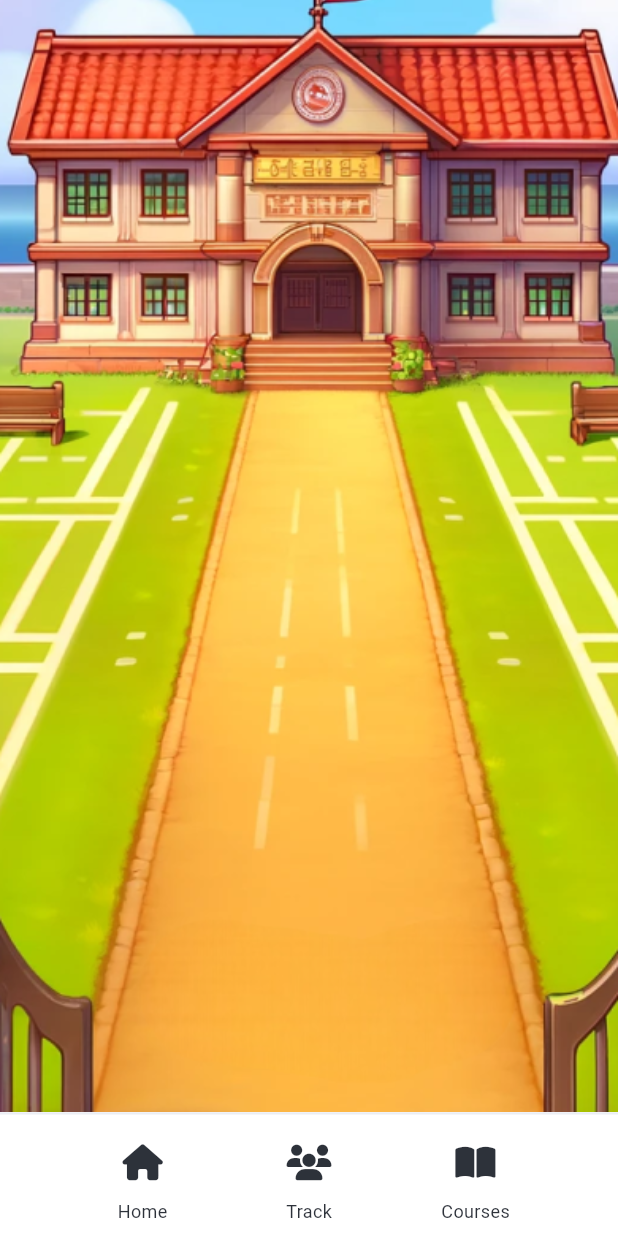
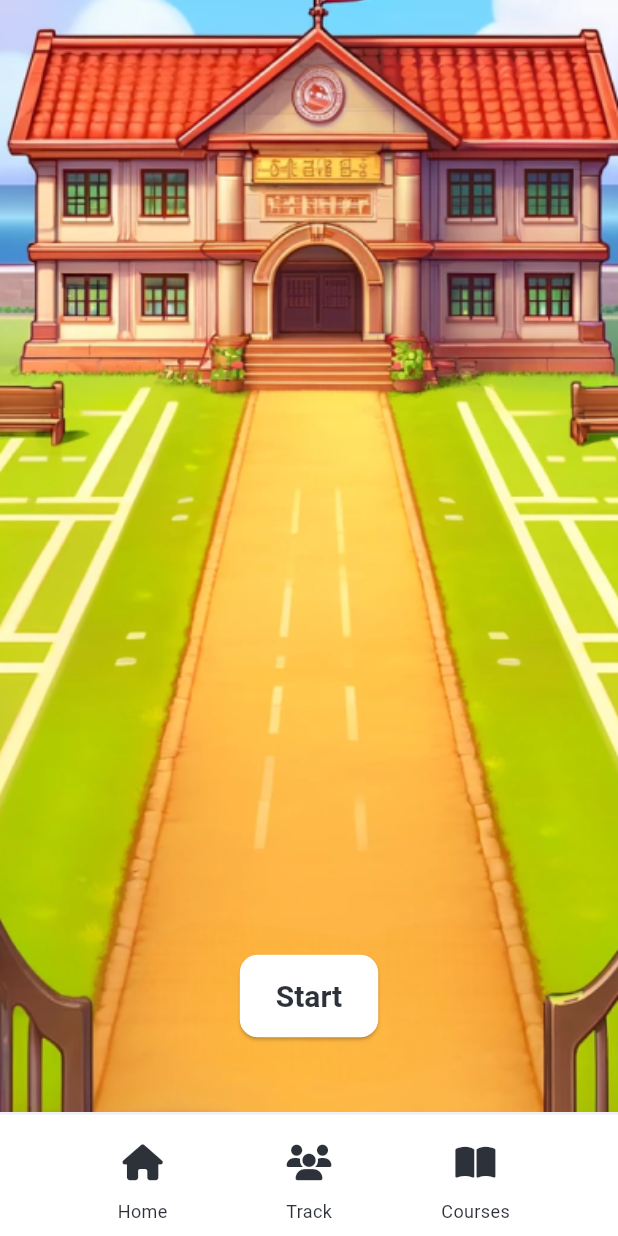
Before and after one commit to SiegfredLorelle/edugaite, a Flutter app: the TrackPage screen opened by its route, on a phone screen of 412 x 824 dp. Run offline on Flutter 3.47's test engine with Material 3 defaults, Android fonts, the phone set to English and light mode, and no system bars; our stand-ins replace carousel_slider, firebase_auth, firebase_core, font_awesome_flutter; missing offline and left inert: flame; accounts and stored records are empty; Roboto replaces fonts that are missing (Lexend).

Commit message:
Add start button track page

```diff
--- a/lib/screens/track.dart
+++ b/lib/screens/track.dart
@@ -45,7 +45,7 @@ class TrackPageBody extends StatelessWidget {
   Widget build(BuildContext context) {
     return Container(
       width: MediaQuery.of(context).size.width,
-      // height: MediaQuery.of(context).size.height,
+      height: MediaQuery.of(context).size.height,
       child: Stack(
         alignment: Alignment.center,
         children: <Widget>[
@@ -56,7 +56,32 @@ class TrackPageBody extends StatelessWidget {
             height: MediaQuery.of(context).size.height,
             fit: BoxFit.cover,
           ),
-          // Add other widgets on top of the image here
+          // Button over the image
+          Positioned(
+            bottom: 50.0, // Position the button at the bottom with some offset
+            child: ElevatedButton(
+              onPressed: () {
+                Navigator.pushNamed(context, '/game');
+              },
+              child: const Text(
+                'Start',
+                style: TextStyle(
+                  color: Color.fromRGBO(13, 18, 28, 0.867),
+                ),
+              ),
+              style: ElevatedButton.styleFrom(
+                padding: const EdgeInsets.symmetric(horizontal: 24.0, vertical: 16.0),
+                shape: RoundedRectangleBorder(
+                  borderRadius: BorderRadius.circular(12.0),
+                ),
+                textStyle: const TextStyle(
+                  fontSize: 20.0,
+                  fontFamily: "Lexend",
+                  fontWeight: FontWeight.bold,
+                ),
+              ),
+            ),
+          ),
         ],
       ),
     );
```
